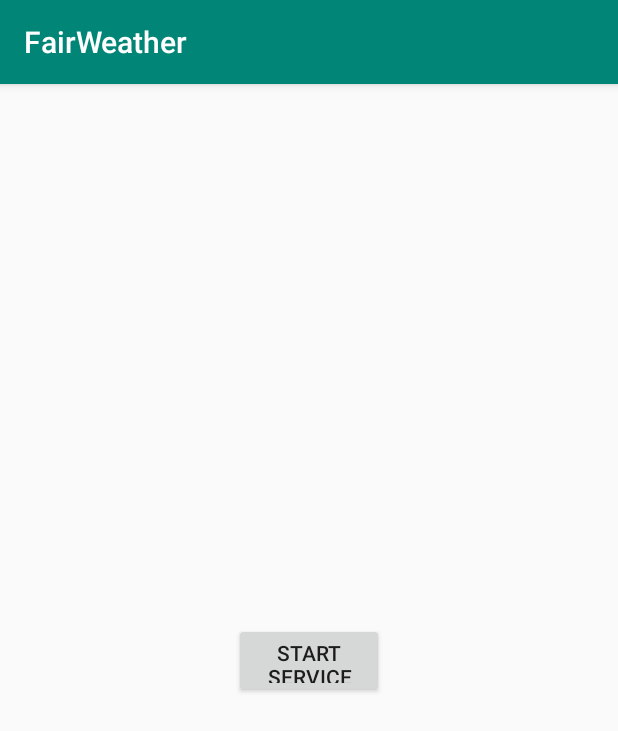
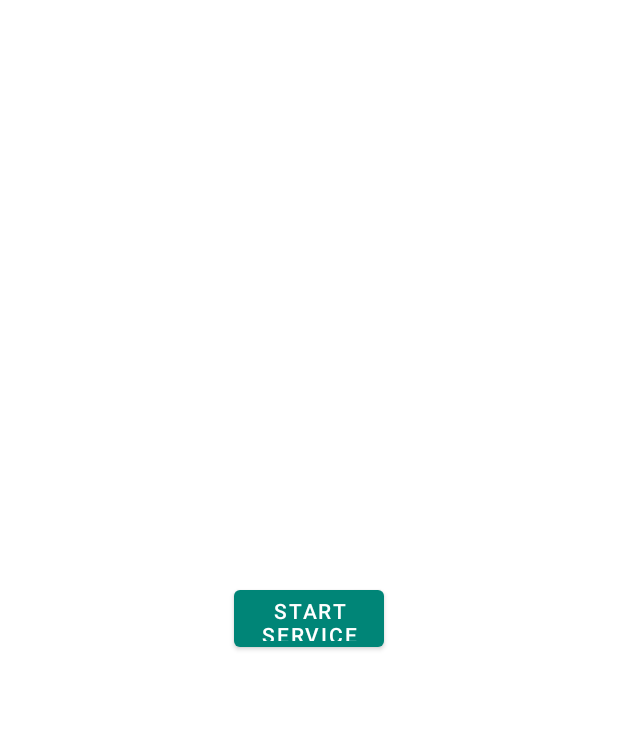
Before and after one commit to sidthekidgowda/FairWeather, an Android app: the screen it shows after launch (MainActivity), on a phone screen of 412 x 824 dp. Shown: the top 731 px of the screen. Run offline under Robolectric (Android 15) with nearby library versions, the phone set to English and light mode, and no system bars; our stand-ins replace Dagger/Hilt's generated code; 4 statements that could not run were skipped.

```diff
--- a/app/src/main/AndroidManifest.xml
+++ b/app/src/main/AndroidManifest.xml
@@ -12,7 +12,7 @@
         android:roundIcon="@mipmap/ic_launcher_round"
         android:supportsRtl="true"
         android:theme="@style/AppTheme">
-        <activity android:name=".MainActivity">
+        <activity android:name=".view.MainActivity">
             <intent-filter>
                 <action android:name="android.intent.action.MAIN" />
 
--- a/app/src/main/java/com/android/sidthekidgowda/fairweather/di/module/ActivityModule.kt
+++ b/app/src/main/java/com/android/sidthekidgowda/fairweather/di/module/ActivityModule.kt
@@ -1,7 +1,6 @@
 package com.android.sidthekidgowda.fairweather.di.module
 
-import com.android.sidthekidgowda.fairweather.MainActivity
-import dagger.Binds
+import com.android.sidthekidgowda.fairweather.view.MainActivity
 import dagger.Module
 import dagger.android.ContributesAndroidInjector
 
--- /dev/null
+++ b/app/src/main/java/com/android/sidthekidgowda/fairweather/view/LocationSearchFragment.kt
@@ -0,0 +1,6 @@
+package com.android.sidthekidgowda.fairweather.view
+
+import androidx.fragment.app.Fragment
+
+class LocationSearchFragment : Fragment() {
+}
--- a/app/src/main/java/com/android/sidthekidgowda/fairweather/MainActivity.kt
+++ b/app/src/main/java/com/android/sidthekidgowda/fairweather/view/MainActivity.kt
@@ -1,11 +1,12 @@
-package com.android.sidthekidgowda.fairweather
+package com.android.sidthekidgowda.fairweather.view
 
-import androidx.appcompat.app.AppCompatActivity
 import android.os.Bundle
 import android.util.Log
 import android.view.View
 import androidx.lifecycle.Observer
 import androidx.lifecycle.ViewModelProvider
+import com.android.sidthekidgowda.fairweather.BuildConfig
+import com.android.sidthekidgowda.fairweather.R
 import com.android.sidthekidgowda.fairweather.viewModel.FairWeatherViewModel
 import dagger.android.support.DaggerAppCompatActivity
 import kotlinx.android.synthetic.main.activity_main.*
--- a/app/src/main/res/layout/activity_main.xml
+++ b/app/src/main/res/layout/activity_main.xml
@@ -4,7 +4,7 @@
     xmlns:tools="http://schemas.android.com/tools"
     android:layout_width="match_parent"
     android:layout_height="match_parent"
-    tools:context=".MainActivity">
+    tools:context=".view.MainActivity">
 
 
     <ProgressBar
--- a/app/src/main/res/values/styles.xml
+++ b/app/src/main/res/values/styles.xml
@@ -1,11 +1,13 @@
 <resources>
 
     <!-- Base application theme. -->
-    <style name="AppTheme" parent="Theme.AppCompat.Light.DarkActionBar">
+    <style name="AppTheme" parent="Theme.MaterialComponents.DayNight.NoActionBar">
         <!-- Customize your theme here. -->
         <item name="colorPrimary">@color/colorPrimary</item>
         <item name="colorPrimaryDark">@color/colorPrimaryDark</item>
         <item name="colorAccent">@color/colorAccent</item>
+        <item name="android:windowLightStatusBar">true</item>
+        <item name="android:statusBarColor">@android:color/transparent</item>
     </style>
 
 </resources>
```
Also changed, not shown: app/build.gradle (+8 -1 lines), app/src/main/java/com/android/sidthekidgowda/fairweather/view/WeatherFragment.kt (added, +22 -0 lines).
